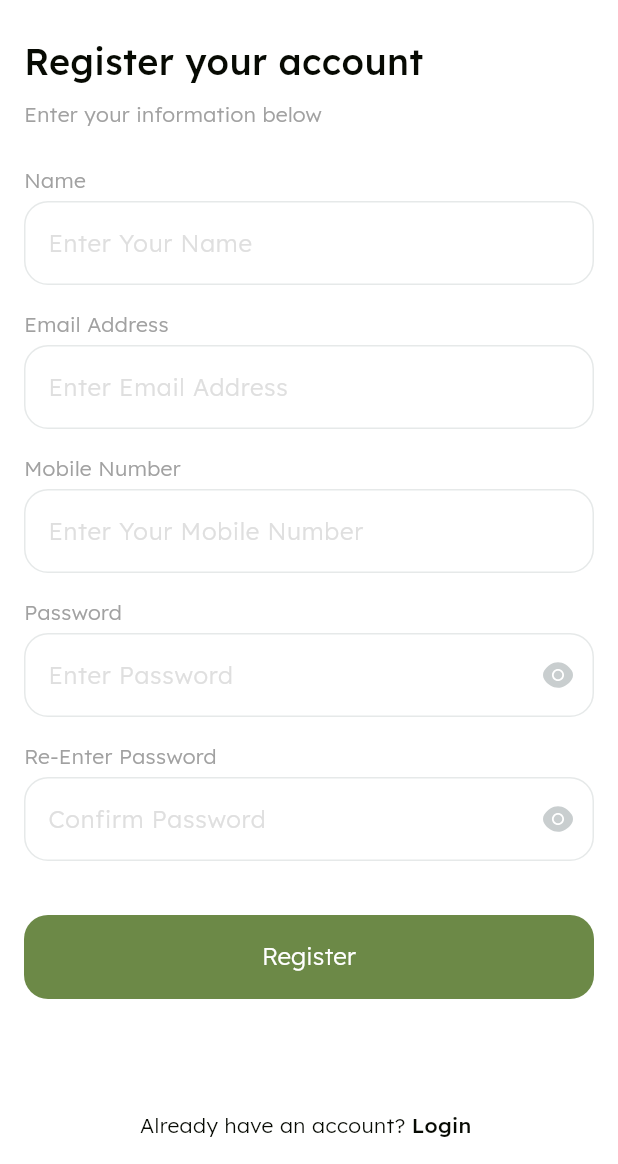
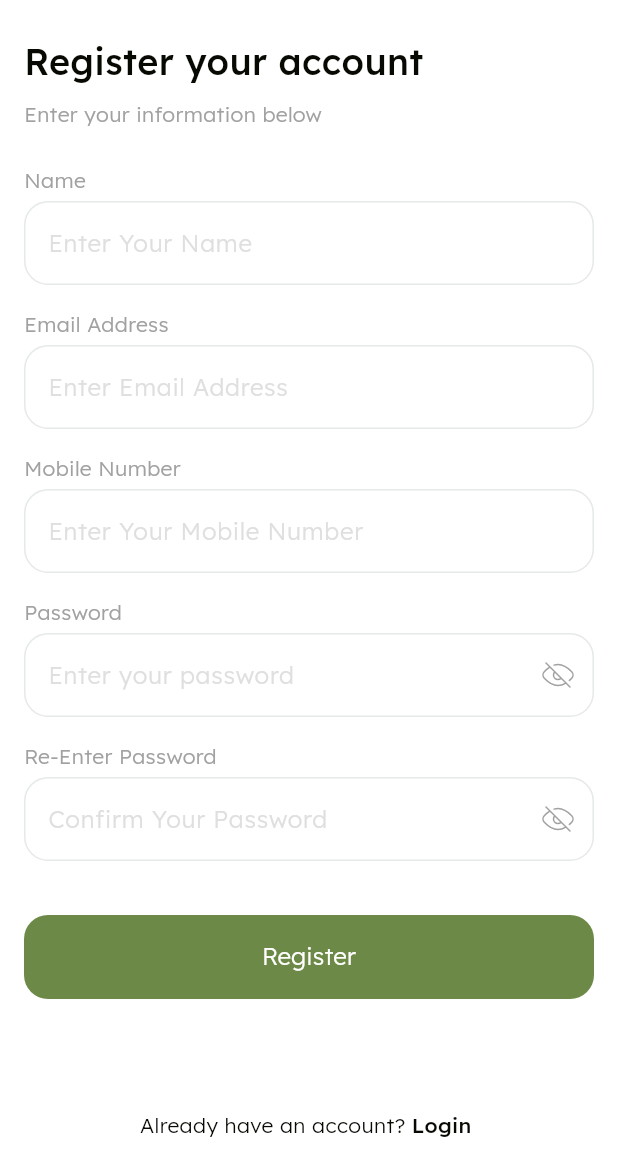
Before and after one commit to Tala-foqha/bag_store, a Flutter app: the SignupView screen opened by its route, on a phone screen of 412 x 824 dp, the part 72-1236 px from its top. Run offline on Flutter 3.47's test engine with Material 3 defaults, Android fonts, the phone set to English and light mode, and no system bars; drawn by our look-alikes of modal_progress_hud_nsn; our stand-ins replace bloc, dartz, firebase_auth, firebase_core, flutter_bloc, flutter_svg and 2 more; accounts and stored records are empty.

Commit message:
password field with visible and not visible

```diff
--- a/lib/core/widgets/custom_text_field.dart
+++ b/lib/core/widgets/custom_text_field.dart
@@ -3,13 +3,15 @@ import 'package:bag_store_ecommerec/core/utils/app_styles.dart';
 import 'package:flutter/material.dart';
 
 class CustomTextField extends StatelessWidget {
-  const CustomTextField({super.key, this.suffixIcon, required this.hintText, this.controller});
+  const CustomTextField({super.key, this.suffixIcon, required this.hintText, this.controller,  this.obscureText=false});
  final Widget? suffixIcon;
  final String hintText;
  final TextEditingController? controller;
+ final bool obscureText;
   @override
   Widget build(BuildContext context) {
     return TextFormField(
+      obscureText:obscureText ,
       controller:controller ,
       validator: (value){
         if(value==null||value.isEmpty){
--- /dev/null
+++ b/lib/furniture/auth/presentation/views/widgets/signup/password_field.dart
@@ -0,0 +1,44 @@
+// furniture/auth/presentation/views/widgets/signup/password_field.dart
+
+import 'package:bag_store_ecommerec/core/widgets/custom_text_field.dart';
+import 'package:flutter/material.dart';
+import 'package:flutter_svg/svg.dart';
+
+class PasswordField extends StatefulWidget {
+  const PasswordField({
+    super.key,
+     this.passwordController, required this.text,
+  });
+
+  final TextEditingController? passwordController;
+  final String text;
+
+
+  @override
+  State<PasswordField> createState() => _PasswordFieldState();
+}
+
+class _PasswordFieldState extends State<PasswordField> {
+  bool obscureText=true;
+  @override
+  Widget build(BuildContext context) {
+    return CustomTextField(
+      obscureText: obscureText,
+     controller: widget.passwordController,
+     hintText: widget.text,
+      suffixIcon: GestureDetector(
+        onTap: () {
+          obscureText=!obscureText;
+          setState(() {
+
+          });
+        },
+        child:obscureText?SvgPicture.asset('assets/images/remove_eye.svg',
+        fit: BoxFit.scaleDown,
+        ): SvgPicture.asset('assets/images/Eye.svg',
+        fit: BoxFit.scaleDown,
+        ),
+      ),
+    );
+  }
+}
--- a/lib/furniture/auth/presentation/views/widgets/signup/signup_form.dart
+++ b/lib/furniture/auth/presentation/views/widgets/signup/signup_form.dart
@@ -1,6 +1,7 @@
 // furniture/auth/presentation/views/widgets/signup/signup_form.dart
 import 'package:bag_store_ecommerec/core/utils/app_styles.dart';
 import 'package:bag_store_ecommerec/core/widgets/custom_text_field.dart';
+import 'package:bag_store_ecommerec/furniture/auth/presentation/views/widgets/signup/password_field.dart';
 import 'package:flutter/material.dart';
 import 'package:flutter_svg/svg.dart';
 
@@ -70,24 +71,16 @@ final GlobalKey<FormState> formKey;
            color: Color(0xffA1A1A1)
          ) ,),
           SizedBox(height: 4,),
-           CustomTextField(
-            controller: passwordController,
-            hintText: 'Enter Password',
-             suffixIcon: SvgPicture.asset('assets/images/Eye.svg',
-             fit: BoxFit.scaleDown,
-             ),
-           ),
+           PasswordField(passwordController: passwordController,
+           text: 'Enter your password',),
            SizedBox(height: 16,),
             Text('Re-Enter Password',
          style:AppStyles.Light14.copyWith(
            color: Color(0xffA1A1A1)
          ) ,),
           SizedBox(height: 4,),
-           CustomTextField(
-            hintText: 'Confirm Password',
-             suffixIcon: SvgPicture.asset('assets/images/Eye.svg',
-             fit: BoxFit.scaleDown,
-             ),
+     PasswordField( text: 'Confirm Your Password',
+
            ),
 
 
--- a/lib/main.dart
+++ b/lib/main.dart
@@ -3,7 +3,6 @@ import 'package:bag_store_ecommerec/core/helper_function/on_generate_route.dart'
 import 'package:bag_store_ecommerec/core/services/custom_bloc_observer.dart';
 import 'package:bag_store_ecommerec/core/services/get_it_services.dart';
 import 'package:bag_store_ecommerec/firebase_options.dart';
-import 'package:bag_store_ecommerec/furniture/auth/presentation/views/signin_view.dart';
 import 'package:bag_store_ecommerec/furniture/splash/presentation/views/splash_view.dart';
 import 'package:firebase_core/firebase_core.dart';
 import 'package:flutter/material.dart';
```
Also changed, not shown: assets/images/remove_eye.svg (added).
